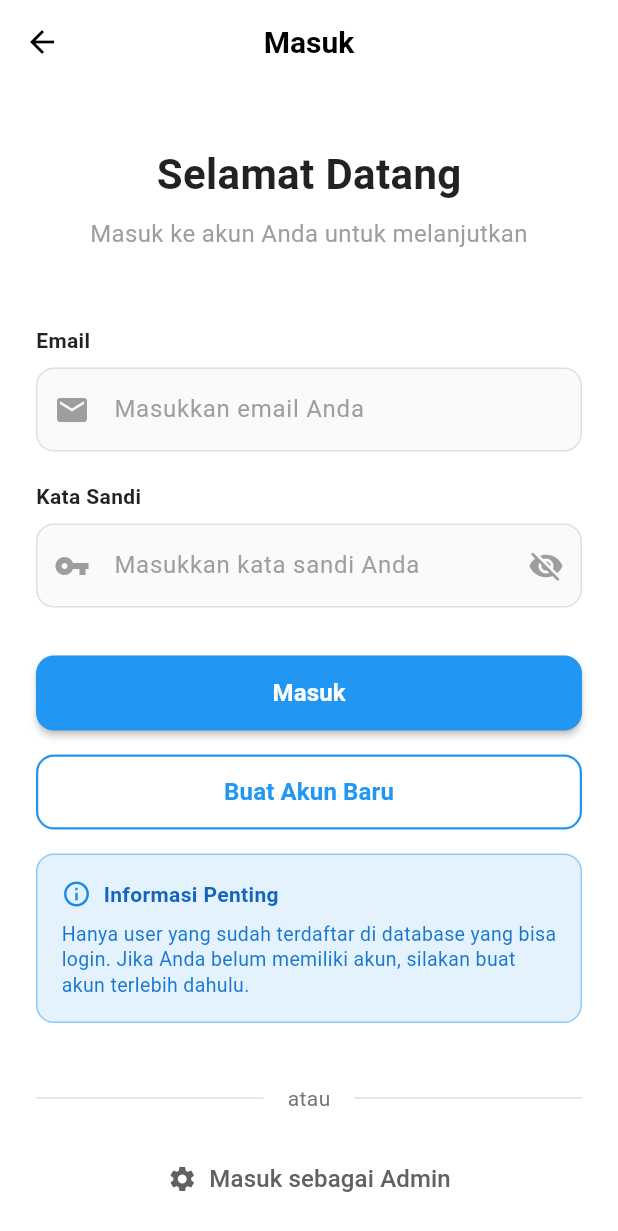
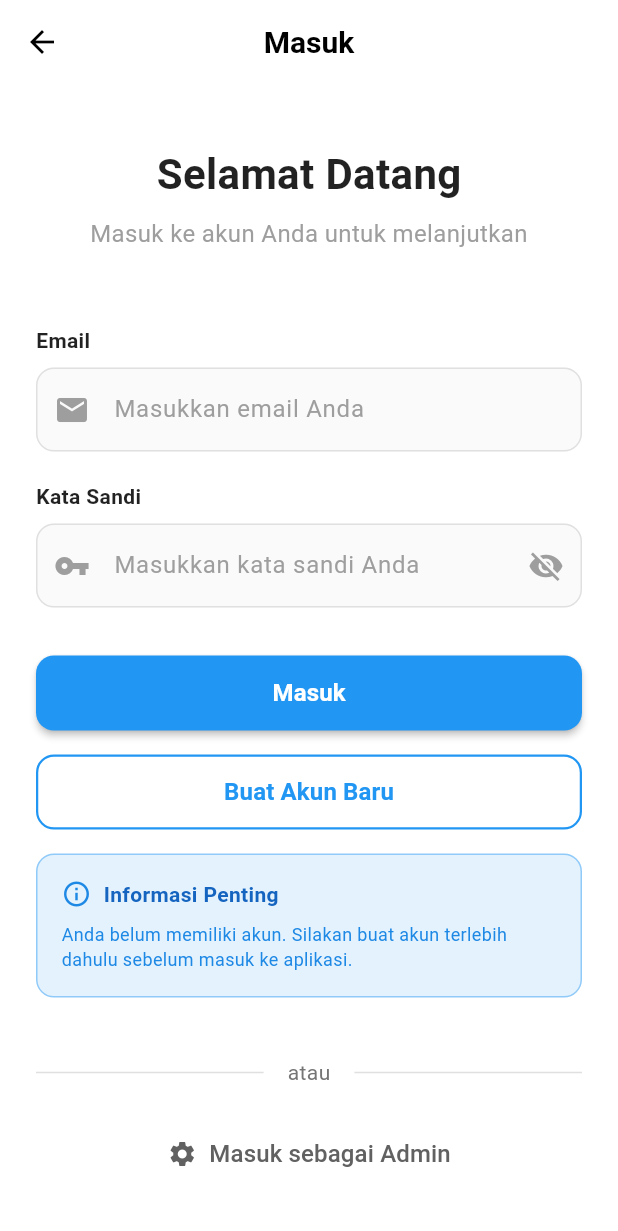
Before and after one commit to alifahfwzy/alianta_gostay, a Flutter app: the screen it shows after launch, after a tap on "Masuk", on a phone screen of 412 x 824 dp. Shown: the top 1231 px of the screen. Run offline on Flutter 3.47's test engine with Material 3 defaults, Android fonts, the phone set to English and light mode, and no system bars; our stand-ins replace shared_preferences, supabase_flutter; accounts and stored records are empty; network calls fail.

Commit message:
merubah login user

```diff
--- a/lib/login_user.dart
+++ b/lib/login_user.dart
@@ -482,11 +482,10 @@ class _LoginUserState extends State<LoginUser> {
                     ),
                     const SizedBox(height: 8),
                     Text(
-                      'Hanya user yang sudah terdaftar di database yang bisa login. Jika Anda belum memiliki akun, silakan buat akun terlebih dahulu.',
+                      'Anda belum memiliki akun. Silakan buat akun terlebih dahulu sebelum masuk ke aplikasi.',
                       style: TextStyle(
-                        color: Colors.blue.shade700,
-                        fontSize: 13,
-                        height: 1.3,
+                        color: Colors.blue.shade600,
+                        fontSize: 12,
                       ),
                     ),
                   ],
```
